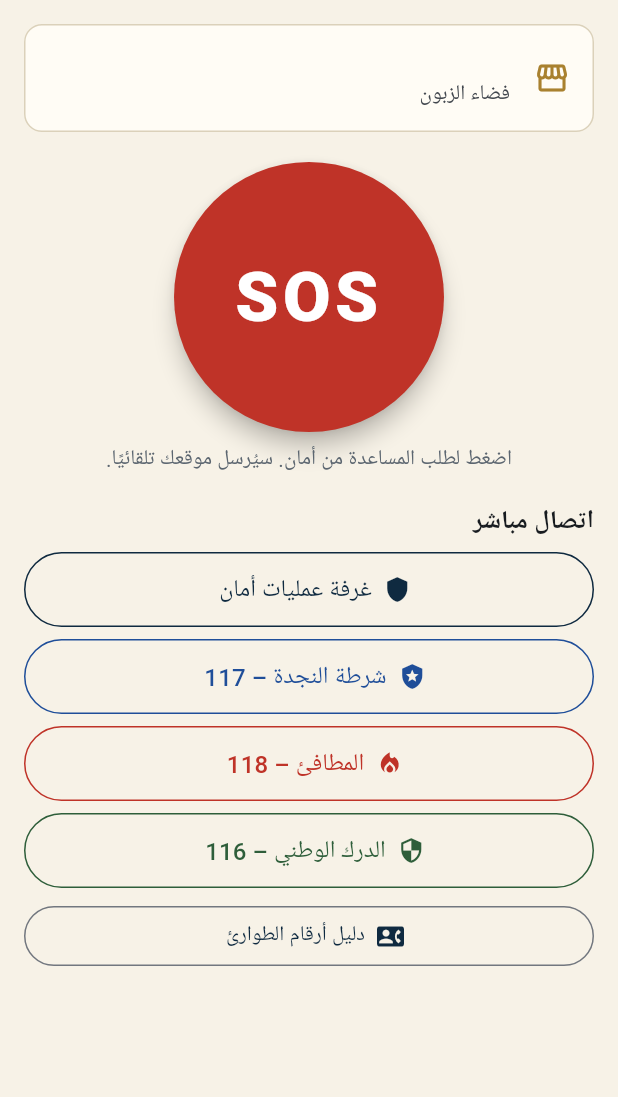
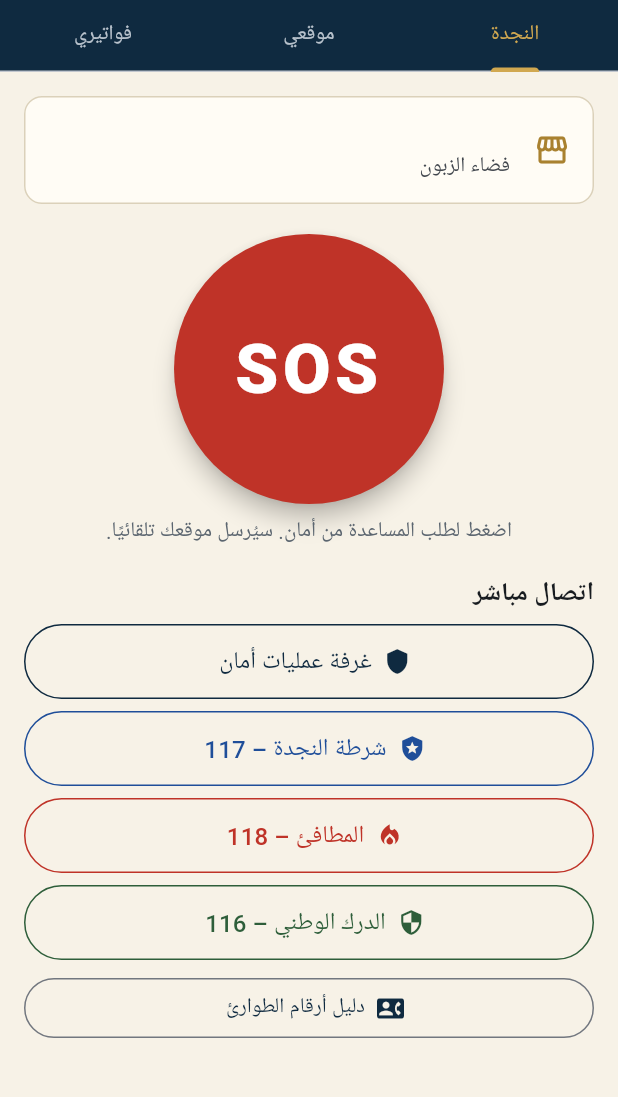
Before and after one commit to amane-securte/Amane-app, a Flutter app: the ClientHome screen opened directly with empty values, on a phone screen of 412 x 824 dp, the part 84-1181 px from its top. Run offline on Flutter 3.47's test engine with Material 3 defaults, Android fonts, the phone set to English and light mode, and no system bars; our stand-ins replace cloud_firestore, firebase_auth, firebase_core, flutter_map, geolocator, latlong2 and 3 more; accounts and stored records are empty.

Commit message:
v0.8 : espace client complet (Secours, Mon site, Mes factures) et envoi des factures au client
Co-Authored-By: Claude Opus 5.5 <noreply@anthropic.com>
Claude-Session: https://claude.ai/code/session_01UYEBewcUjhufSTrjdFXhfa

```diff
--- a/lib/client_home.dart
+++ b/lib/client_home.dart
@@ -5,6 +5,7 @@ import 'data.dart';
 import 'emergency.dart';
 import 'geo.dart';
 import 'i18n.dart';
+import 'client_site.dart';
 import 'theme.dart';
 import 'widgets.dart';
 
@@ -118,9 +119,36 @@ class _ClientHomeState extends State<ClientHome> {
 
   @override
   Widget build(BuildContext context) {
-    return Scaffold(
-      appBar: amaneAppBar(context, widget.prefs),
-      body: SafeArea(
+    return DefaultTabController(
+      length: 3,
+      child: Scaffold(
+        appBar: amaneAppBar(
+          context,
+          widget.prefs,
+          bottom: TabBar(
+            labelColor: const Color(0xFFD1A850),
+            unselectedLabelColor: const Color(0xFFB8C2CC),
+            indicatorColor: const Color(0xFFD1A850),
+            tabs: [
+              Tab(text: t('ctab_sos')),
+              Tab(text: t('ctab_site')),
+              Tab(text: t('ctab_invoices')),
+            ],
+          ),
+        ),
+        body: TabBarView(
+          children: [
+            _sosTab(),
+            ClientSiteTab(t: t, me: me),
+            ClientInvoicesTab(t: t, me: me),
+          ],
+        ),
+      ),
+    );
+  }
+
+  Widget _sosTab() {
+    return SafeArea(
         child: StreamBuilder<QueryMap>(
           stream: _mine,
           builder: (context, snap) {
@@ -198,8 +226,7 @@ class _ClientHomeState extends State<ClientHome> {
             );
           },
         ),
-      ),
-    );
+      );
   }
 
   Widget _callButton(IconData icon, String label, String url, Color color) => Padding(
--- a/lib/i18n.dart
+++ b/lib/i18n.dart
@@ -120,6 +120,19 @@ class T {
       'tab_plan': 'المناوبات',
       'tab_acc': 'المحاسبة',
       'role_client': 'زبون',
+      'ctab_sos': 'النجدة',
+      'ctab_site': 'موقعي',
+      'ctab_invoices': 'فواتيري',
+      'client_no_site': 'لم تحدد أمان موقعك بعد. اتصل بغرفة العمليات.',
+      'client_on_duty': 'الحراس في الخدمة الآن ({n})',
+      'client_nobody': 'لا يوجد حارس مسجّل في الخدمة الآن.',
+      'client_today_shifts': 'مناوبات اليوم',
+      'client_logs': 'السجل اليومي (آخر 7 أيام)',
+      'client_no_invoices': 'لا توجد فواتير بعد. ستظهر هنا عندما ترسلها أمان.',
+      'send_invoice': 'إرسال الفاتورة إلى الزبون',
+      'send_invoice_sub': 'تظهر في تبويب «فواتيري» عند الزبون',
+      'invoice_sent': 'أُرسلت الفاتورة إلى الزبون ✓',
+      'rules_needed': 'يجب تحديث قواعد الحماية في Firebase (Publier) لتفعيل هذه الميزة.',
       'approve_as': 'قبول بصفة',
       'from_client': 'زبون',
       'client_space': 'فضاء الزبون',
@@ -341,6 +354,19 @@ class T {
       'tab_plan': 'Planning',
       'tab_acc': 'Compta',
       'role_client': 'Client',
+      'ctab_sos': 'Secours',
+      'ctab_site': 'Mon site',
+      'ctab_invoices': 'Mes factures',
+      'client_no_site': "AMANE n'a pas encore défini votre site. Appelez la salle de contrôle.",
+      'client_on_duty': 'Agents en service maintenant ({n})',
+      'client_nobody': "Aucun agent n'est pointé en service pour le moment.",
+      'client_today_shifts': "Missions d'aujourd'hui",
+      'client_logs': 'Main courante (7 derniers jours)',
+      'client_no_invoices': "Aucune facture pour l'instant. Elles apparaîtront ici dès qu'AMANE les envoie.",
+      'send_invoice': 'Envoyer la facture au client',
+      'send_invoice_sub': "Elle apparaît dans l'onglet « Mes factures » du client",
+      'invoice_sent': 'Facture envoyée au client ✓',
+      'rules_needed': 'Mettez à jour les règles de sécurité Firebase (Publier) pour activer cette fonction.',
       'approve_as': 'Valider comme',
       'from_client': 'Client',
       'client_space': 'Espace client',
--- a/pubspec.yaml
+++ b/pubspec.yaml
@@ -1,7 +1,7 @@
 name: amane_app
 description: "Application AMANE Sécurité privée – أمان للأمن الخصوصي"
 publish_to: 'none'
-version: 0.7.0+14
+version: 0.8.0+15
 
 environment:
   sdk: '>=3.4.0 <4.0.0'
```
Also changed, not shown: lib/accounting.dart (+29 -0 lines), lib/client_site.dart (added, +260 -0 lines), 1 other file.
